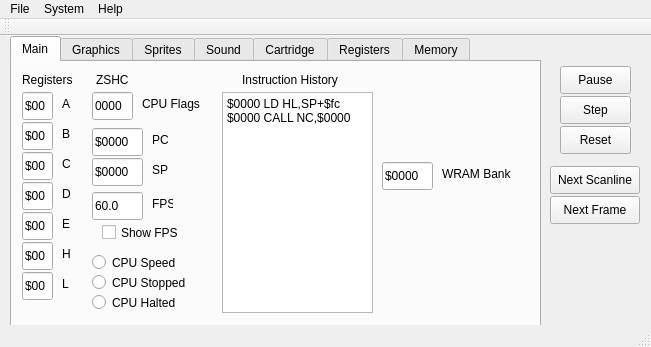
Qt form qtfiles/mainwindow.ui (cthornsb/OtterGB) before a commit.
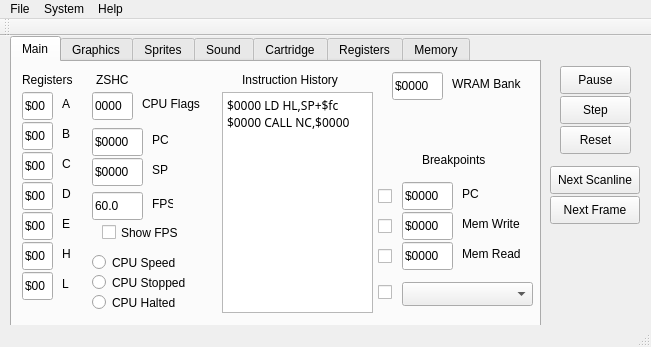
The same form after that commit. The open tabs and pages were chosen to show the change.

```diff
--- a/qtfiles/mainwindow.ui
+++ b/qtfiles/mainwindow.ui
@@ -75,8 +75,8 @@
      <widget class="QLabel" name="label_23">
       <property name="geometry">
        <rect>
-        <x>430</x>
-        <y>104</y>
+        <x>440</x>
+        <y>14</y>
         <width>81</width>
         <height>16</height>
        </rect>
@@ -194,8 +194,8 @@
      <widget class="QLineEdit" name="lineEdit_WRAM_Bank">
       <property name="geometry">
        <rect>
-        <x>370</x>
-        <y>100</y>
+        <x>380</x>
+        <y>10</y>
         <width>51</width>
         <height>28</height>
        </rect>
@@ -426,6 +426,11 @@
         <height>221</height>
        </rect>
       </property>
+      <property name="font">
+       <font>
+        <family>Ubuntu Mono</family>
+       </font>
+      </property>
       <property name="readOnly">
        <bool>true</bool>
       </property>
@@ -495,6 +500,171 @@
        <string>ZSHC</string>
       </property>
      </widget>
+     <widget class="QLineEdit" name="lineEdit_WRAM_Bank_2">
+      <property name="geometry">
+       <rect>
+        <x>390</x>
+        <y>120</y>
+        <width>51</width>
+        <height>28</height>
+       </rect>
+      </property>
+      <property name="text">
+       <string>$0000</string>
+      </property>
+      <property name="readOnly">
+       <bool>true</bool>
+      </property>
+     </widget>
+     <widget class="QComboBox" name="comboBox">
+      <property name="geometry">
+       <rect>
+        <x>390</x>
+        <y>220</y>
+        <width>131</width>
+        <height>24</height>
+       </rect>
+      </property>
+      <property name="currentText">
+       <string/>
+      </property>
+     </widget>
+     <widget class="QLineEdit" name="lineEdit_WRAM_Bank_3">
+      <property name="geometry">
+       <rect>
+        <x>390</x>
+        <y>150</y>
+        <width>51</width>
+        <height>28</height>
+       </rect>
+      </property>
+      <property name="text">
+       <string>$0000</string>
+      </property>
+      <property name="readOnly">
+       <bool>true</bool>
+      </property>
+     </widget>
+     <widget class="QLineEdit" name="lineEdit_WRAM_Bank_4">
+      <property name="geometry">
+       <rect>
+        <x>390</x>
+        <y>180</y>
+        <width>51</width>
+        <height>28</height>
+       </rect>
+      </property>
+      <property name="text">
+       <string>$0000</string>
+      </property>
+      <property name="readOnly">
+       <bool>true</bool>
+      </property>
+     </widget>
+     <widget class="QLabel" name="label_52">
+      <property name="geometry">
+       <rect>
+        <x>450</x>
+        <y>124</y>
+        <width>71</width>
+        <height>16</height>
+       </rect>
+      </property>
+      <property name="text">
+       <string>PC</string>
+      </property>
+     </widget>
+     <widget class="QLabel" name="label_53">
+      <property name="geometry">
+       <rect>
+        <x>450</x>
+        <y>154</y>
+        <width>71</width>
+        <height>16</height>
+       </rect>
+      </property>
+      <property name="text">
+       <string>Mem Write</string>
+      </property>
+     </widget>
+     <widget class="QLabel" name="label_54">
+      <property name="geometry">
+       <rect>
+        <x>450</x>
+        <y>184</y>
+        <width>71</width>
+        <height>16</height>
+       </rect>
+      </property>
+      <property name="text">
+       <string>Mem Read</string>
+      </property>
+     </widget>
+     <widget class="QLabel" name="label_55">
+      <property name="geometry">
+       <rect>
+        <x>410</x>
+        <y>90</y>
+        <width>91</width>
+        <height>16</height>
+       </rect>
+      </property>
+      <property name="text">
+       <string>Breakpoints</string>
+      </property>
+     </widget>
+     <widget class="QCheckBox" name="checkBox">
+      <property name="geometry">
+       <rect>
+        <x>366</x>
+        <y>124</y>
+        <width>87</width>
+        <height>21</height>
+       </rect>
+      </property>
+      <property name="text">
+       <string/>
+      </property>
+     </widget>
+     <widget class="QCheckBox" name="checkBox_2">
+      <property name="geometry">
+       <rect>
+        <x>366</x>
+        <y>154</y>
+        <width>87</width>
+        <height>21</height>
+       </rect>
+      </property>
+      <property name="text">
+       <string/>
+      </property>
+     </widget>
+     <widget class="QCheckBox" name="checkBox_3">
+      <property name="geometry">
+       <rect>
+        <x>366</x>
+        <y>184</y>
+        <width>87</width>
+        <height>21</height>
+       </rect>
+      </property>
+      <property name="text">
+       <string/>
+      </property>
+     </widget>
+     <widget class="QCheckBox" name="checkBox_4">
+      <property name="geometry">
+       <rect>
+        <x>366</x>
+        <y>220</y>
+        <width>87</width>
+        <height>21</height>
+       </rect>
+      </property>
+      <property name="text">
+       <string/>
+      </property>
+     </widget>
     </widget>
     <widget class="QWidget" name="tab_4">
      <attribute name="title">
@@ -1661,7 +1831,7 @@
 &lt;p style=&quot; margin-top:0px; margin-bottom:0px; margin-left:0px; margin-right:0px; -qt-block-indent:0; text-indent:0px;&quot;&gt;&lt;span style=&quot; font-family:'Ubuntu';&quot;&gt;$0000  $00  00000000  Name&lt;/span&gt;&lt;/p&gt;&lt;/body&gt;&lt;/html&gt;</string>
       </property>
      </widget>
-     <widget class="QComboBox" name="comboBox">
+     <widget class="QComboBox" name="comboBox_Registers">
       <property name="geometry">
        <rect>
         <x>280</x>
@@ -1670,66 +1840,6 @@
         <height>24</height>
        </rect>
       </property>
-      <item>
-       <property name="text">
-        <string>Cartridge</string>
-       </property>
-      </item>
-      <item>
-       <property name="text">
-        <string>Clock</string>
-       </property>
-      </item>
-      <item>
-       <property name="text">
-        <string>CPU</string>
-       </property>
-      </item>
-      <item>
-       <property name="text">
-        <string>DMA</string>
-       </property>
-      </item>
-      <item>
-       <property name="text">
-        <string>GPU</string>
-       </property>
-      </item>
-      <item>
-       <property name="text">
-        <string>HRAM</string>
-       </property>
-      </item>
-      <item>
-       <property name="text">
-        <string>Joypad</string>
-       </property>
-      </item>
-      <item>
-       <property name="text">
-        <string>OAM</string>
-       </property>
-      </item>
-      <item>
-       <property name="text">
-        <string>Serial</string>
-       </property>
-      </item>
-      <item>
-       <property name="text">
-        <string>APU</string>
-       </property>
-      </item>
-      <item>
-       <property name="text">
-        <string>Timer</string>
-       </property>
-      </item>
-      <item>
-       <property name="text">
-        <string>WRAM</string>
-       </property>
-      </item>
      </widget>
     </widget>
     <widget class="QWidget" name="tab_7">
```
Left out of the diff: 2 changed lines with no effect on the pictures.
